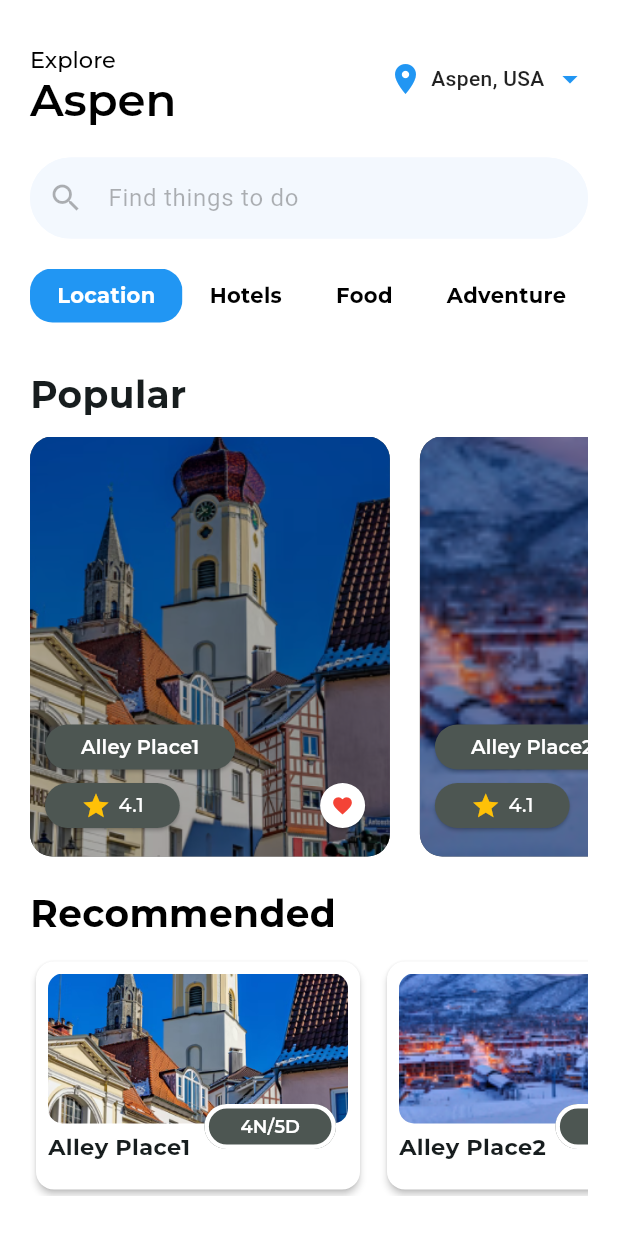
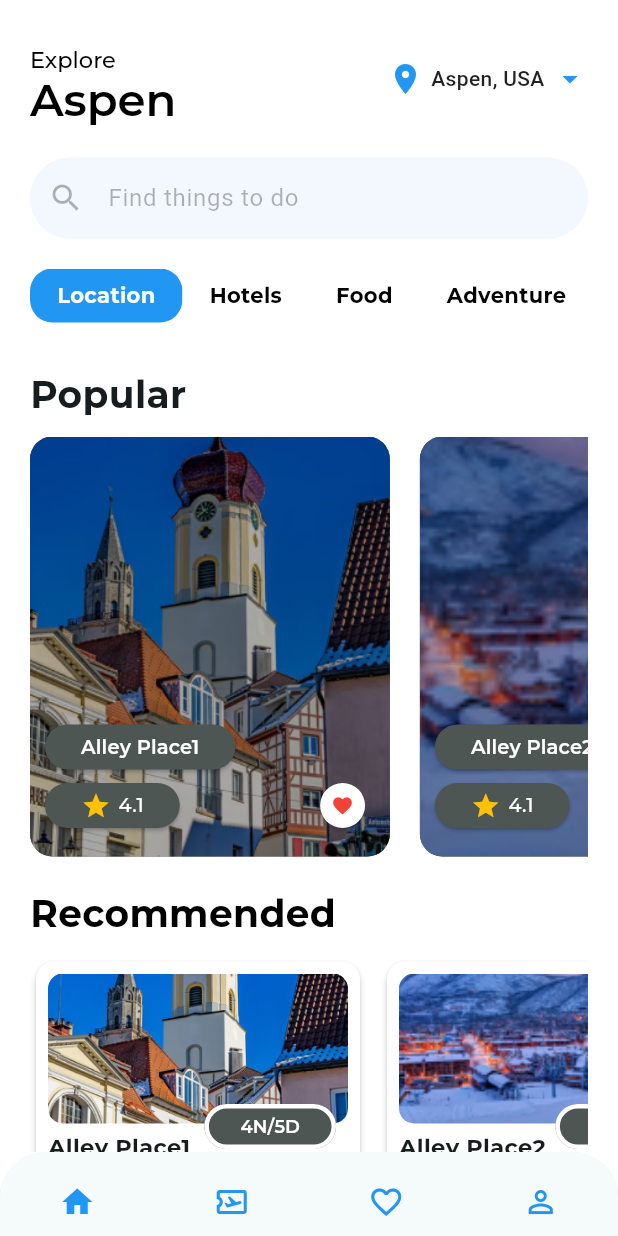
Before and after one commit to BastianZalukhu/Kelompok-1, a Flutter app: the HomePage screen opened directly, on a phone screen of 412 x 824 dp. Run offline on Flutter 3.47's test engine with Material 3 defaults, Android fonts, the phone set to English and light mode, and no system bars; our stand-ins replace google_fonts.

Commit message:
Done Project

```diff
--- /dev/null
+++ b/lib/components/navbar.dart
@@ -0,0 +1,59 @@
+import 'package:flutter/material.dart';
+
+class Navbar extends StatefulWidget {
+  const Navbar({super.key});
+
+  @override
+  State<Navbar> createState() => _NavbarState();
+}
+
+class _NavbarState extends State<Navbar> {
+  @override
+  Widget build(BuildContext context) {
+    return Container(
+      child: ClipRRect(
+        borderRadius: BorderRadius.only(
+          topLeft: Radius.circular(30.0),
+          topRight: Radius.circular(30.0),
+        ),
+        child: BottomNavigationBar(
+          selectedFontSize: 0,
+          type: BottomNavigationBarType.fixed,
+          items: <BottomNavigationBarItem>[
+            BottomNavigationBarItem(
+              label: 'Home',
+              icon: Padding(
+                padding: const EdgeInsets.only(top: 10),
+                child: Icon(
+                  Icons.home,
+                  color: Colors.blue,
+                ),
+              ),
+            ),
+            BottomNavigationBarItem(
+              label: 'Location',
+              icon: Padding(
+                padding: const EdgeInsets.only(top: 10),
+                child: Icon(Icons.airplane_ticket_outlined, color: Colors.blue),
+              ),
+            ),
+            BottomNavigationBarItem(
+              label: 'Favorite',
+              icon: Padding(
+                padding: const EdgeInsets.only(top: 10),
+                child: Icon(Icons.favorite_outline, color: Colors.blue),
+              ),
+            ),
+            BottomNavigationBarItem(
+              label: 'Person',
+              icon: Padding(
+                padding: const EdgeInsets.only(top: 10),
+                child: Icon(Icons.person_outline, color: Colors.blue),
+              ),
+            )
+          ],
+        ),
+      ),
+    );
+  }
+}
--- a/lib/pages/homepage.dart
+++ b/lib/pages/homepage.dart
@@ -3,6 +3,7 @@ import 'package:flutter_application_3/components/card_popular.dart';
 import 'package:flutter_application_3/components/card_recommended.dart';
 import 'package:flutter_application_3/components/category_homepage.dart';
 import 'package:flutter_application_3/components/header_hompage.dart';
+import 'package:flutter_application_3/components/navbar.dart';
 import 'package:flutter_application_3/components/search_homepage.dart';
 import 'package:google_fonts/google_fonts.dart';
 
@@ -64,6 +65,7 @@ class _HomePageState extends State<HomePage> {
           ),
         ),
       ),
+      bottomNavigationBar: Navbar(),
     );
   }
 }
```
